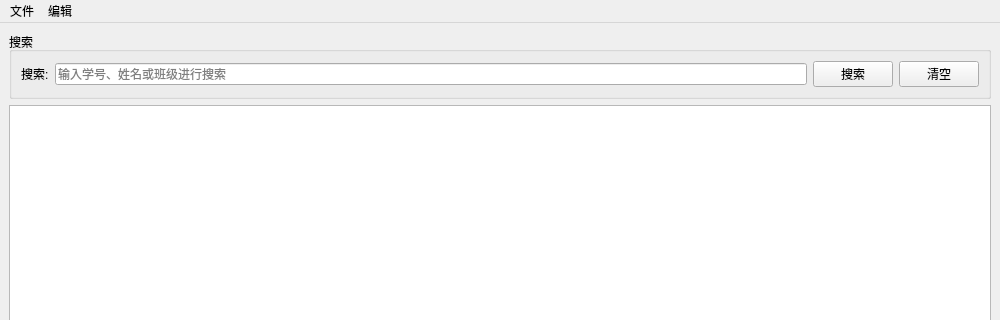
Qt form mainwindow.ui (dkxjxj/qt_final) before a commit; both pictures show x 0 to 1000 and y 0 to 320 of the 1000 by 600 pixel window.
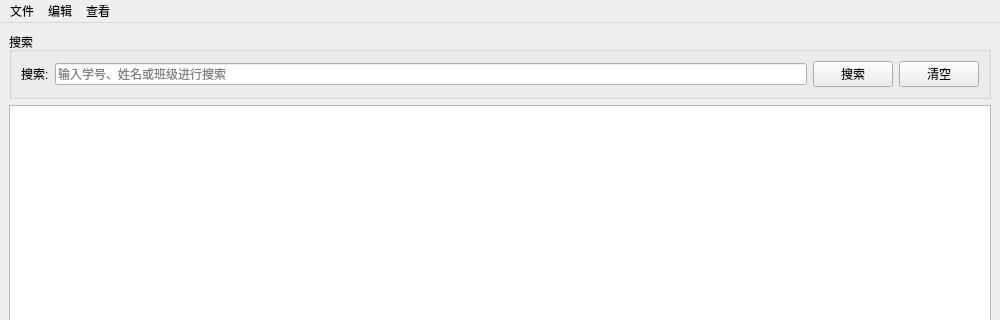
The same form after that commit.

Commit message: 增加了查看-统计分析的功能

What changed in the file:
```diff
--- a/mainwindow.ui
+++ b/mainwindow.ui
@@ -97,9 +97,17 @@
     </property>
     <addaction name="actionDelete"/>
     <addaction name="actionRefresh"/>
+    <addaction name="actionDelete"/>
+   </widget>
+   <widget class="QMenu" name="menuView">
+    <property name="title">
+     <string>查看</string>
+    </property>
+    <addaction name="actionStatistics"/>
    </widget>
    <addaction name="menuFile"/>
    <addaction name="menuEdit"/>
+   <addaction name="menuView"/>
   </widget>
 
   <!-- 状态栏 -->
```
Left out of the diff: 54 changed lines with no effect on the pictures.
